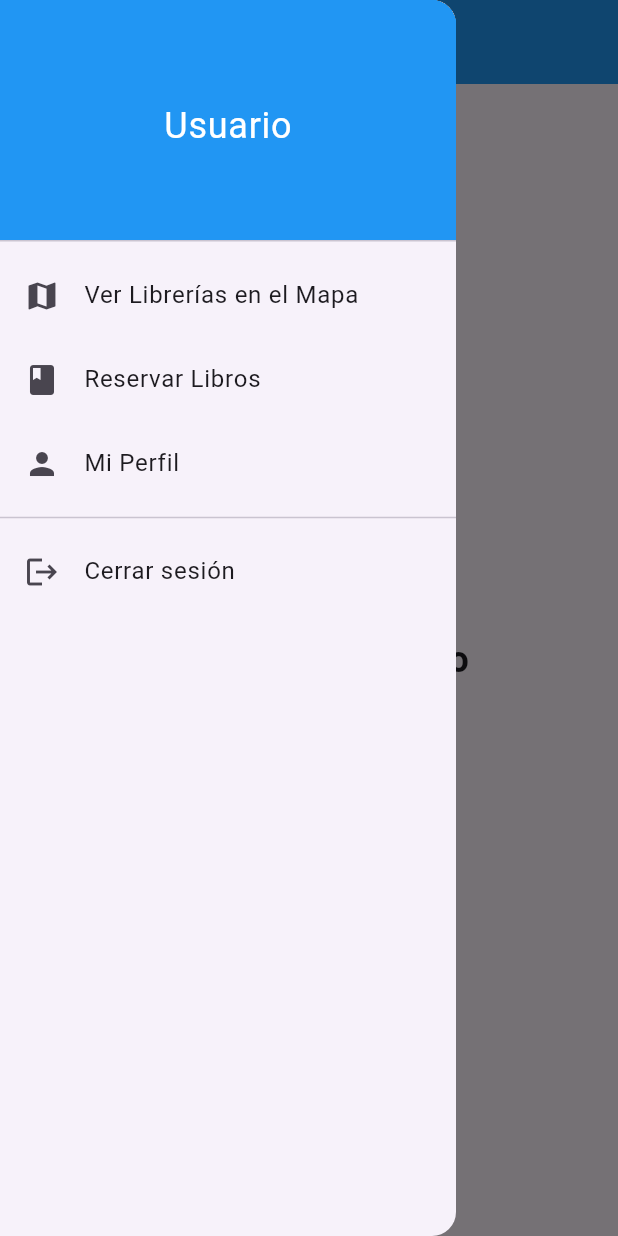
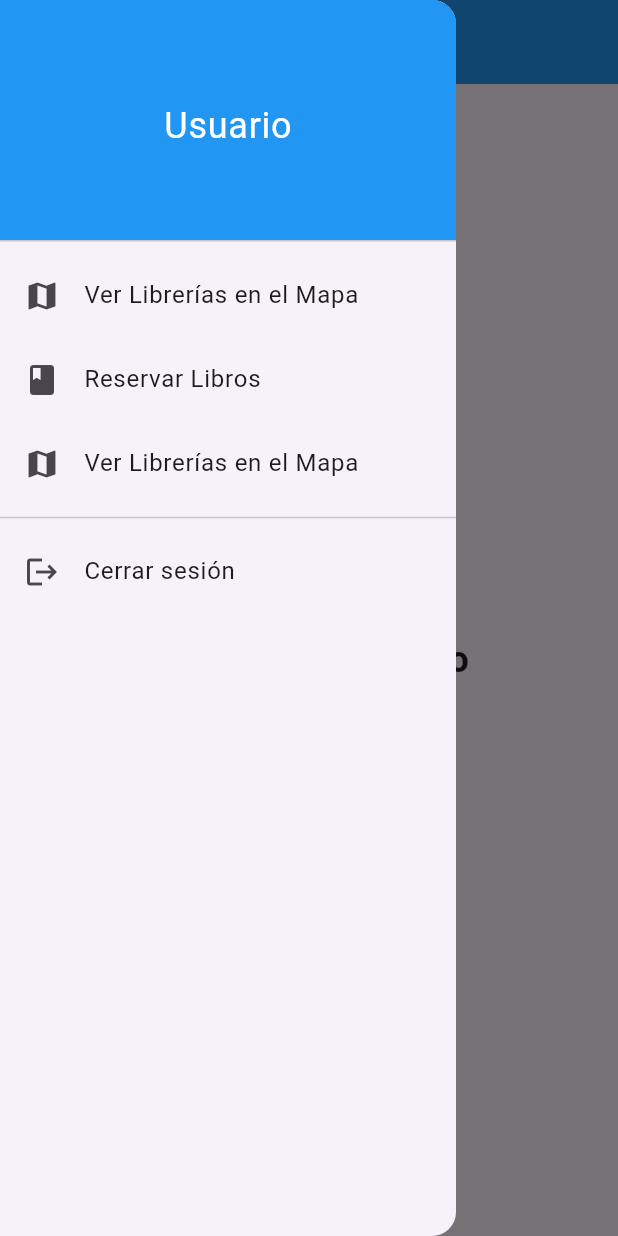
Before and after one commit to UrielFonseca/DAM_LIBRERIA, a Flutter app: the PantallaUsuario screen opened by its route, with the side drawer open, on a phone screen of 412 x 824 dp. Run offline on Flutter 3.47's test engine with Material 3 defaults, Android fonts, the light colour scheme and no system bars; our stand-ins replace cloud_firestore, firebase_auth, firebase_core, sqflite; accounts and stored records are empty.

Commit message:
Desarrollo del acomodo de las paginas

```diff
--- a/lib/main.dart
+++ b/lib/main.dart
@@ -26,6 +26,7 @@ class MyApp extends StatelessWidget {
         '/': (_) => const LoginPage(),
         '/admin': (_) => const PantallaAdmin(),
         '/usuario': (_) => const PantallaUsuario(),
+        '/mapa_librerias': (context) => const MapaLibrerias(),
       },
     );
   }
--- a/lib/pantalla_usuario.dart
+++ b/lib/pantalla_usuario.dart
@@ -1,5 +1,7 @@
 import 'package:flutter/material.dart';
 import 'package:firebase_auth/firebase_auth.dart';
+import 'package:sqlite/UsuariosPantallas/mapa_librerias.dart';
+
 
 class PantallaUsuario extends StatelessWidget {
   const PantallaUsuario({super.key});
@@ -38,9 +40,11 @@ class PantallaUsuario extends StatelessWidget {
             ),
 
             ListTile(
-              leading: const Icon(Icons.person),
-              title: const Text("Mi Perfil"),
-              onTap: () {},
+              leading: const Icon(Icons.map),
+              title: const Text("Ver Librerías en el Mapa"),
+              onTap: () {
+                Navigator.pushNamed(context, '/mapa_librerias');
+              },
             ),
 
             const Divider(),
--- a/pubspec.yaml
+++ b/pubspec.yaml
@@ -36,6 +36,10 @@ dependencies:
   firebase_core: ^3.0.0
   firebase_auth: ^5.0.0
   cloud_firestore: ^5.0.0
+  google_maps_flutter: ^2.6.0
+  location: ^5.0.0
+  url_launcher: ^6.2.6
+  flutter_local_notifications: ^17.0.0
 
   # The following adds the Cupertino Icons font to your application.
   # Use with the CupertinoIcons class for iOS style icons.
```
Also changed, not shown: lib/UsuariosPantallas/mapa_librerias.dart (added), pubspec.lock.
